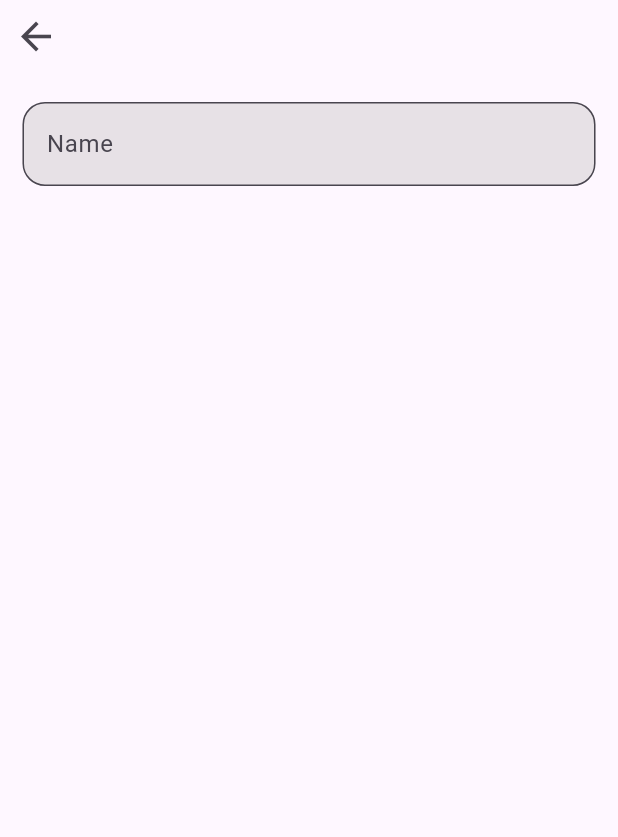
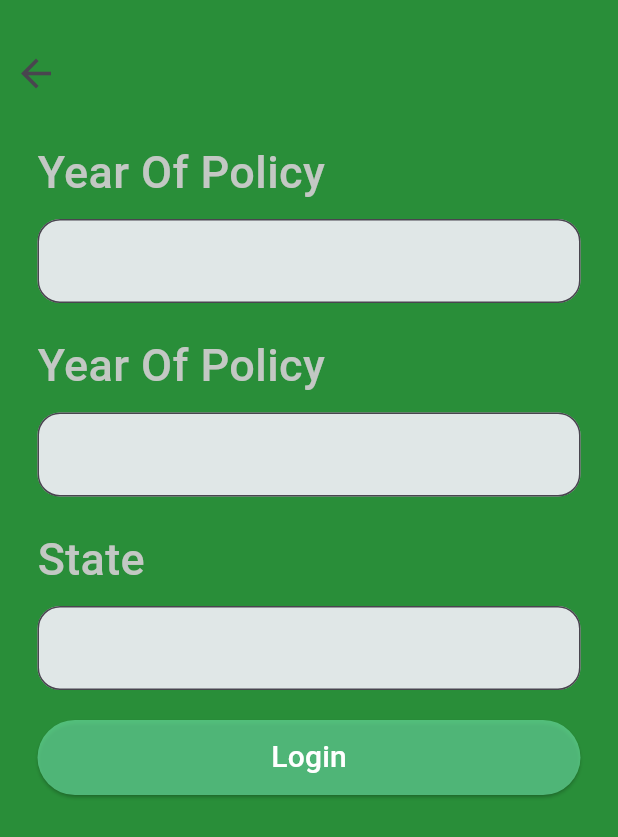
Before and after one commit to Gauravrai8287/first_application, a Flutter app: the domain_page screen opened directly, on a phone screen of 412 x 824 dp. Shown: the top 837 px of the screen. Run offline on Flutter 3.47's test engine with Material 3 defaults, Android fonts, the phone set to English and light mode, and no system bars.

Commit message:
domain page

```diff
--- a/lib/domain_page.dart
+++ b/lib/domain_page.dart
@@ -1,4 +1,5 @@
 import 'package:flutter/material.dart';
+
 class domain_page extends StatelessWidget {
   const domain_page({super.key});
 
@@ -6,42 +7,143 @@ class domain_page extends StatelessWidget {
   Widget build(BuildContext context) {
     return Scaffold(
       backgroundColor: Color.fromRGBO(41, 142, 57, 68),
-      body: Material(
-        child: Container(
-
-
+      body: Container(
         child: Column(
           children: [
+            SizedBox(
+              height: 25,
+            ),
             Row(
               children: [
-                  IconButton(onPressed: (){}, icon: Icon(Icons.arrow_back, size: 30,)),
+                IconButton(
+                    onPressed: () {
+                      Navigator.pop(context);
+                    },
+                    icon: Icon(
+                      Icons.arrow_back,
+                      size: 30,
+                    )),
               ],
             ),
-
             SizedBox(
               height: 20,
             ),
             Container(
-                          padding: EdgeInsets.only( left: 15,right: 15),
-                          child: TextField(
+                padding: EdgeInsets.only(left: 25, right: 25),
+                child: Column(
+                  children: [
+                    Row(children: [
+                      Text(
+                        'Year Of Policy',
+                        style: TextStyle(
+                            color: Color.fromRGBO(195, 200, 196, 1),
+                            fontSize: 30,
+                            fontWeight: FontWeight.w500),
+                      )
+                    ]),
+                    SizedBox(
+                      height: 10,
+                    ),
+                    TextField(
                       decoration: InputDecoration(
-                            hintText: 'Name',
-                            fillColor: Color.fromARGB(95, 193, 188, 188),
-                            filled:true,
-
-
+                          hintText: '  ',
+                          fillColor: Color.fromARGB(255, 224, 231, 231),
+                          filled: true,
                           border: OutlineInputBorder(
                             borderRadius: BorderRadius.circular(15),
-
-
+                          )),
+                    ),
+                  ],
+                )),
+            SizedBox(
+              height: 20,
+            ),
+            Container(
+                padding: EdgeInsets.only(left: 25, right: 25),
+                child: Column(
+                  children: [
+                    Row(children: [
+                      Text(
+                        'Year Of Policy',
+                        style: TextStyle(
+                            color: Color.fromRGBO(195, 200, 196, 1),
+                            fontSize: 30,
+                            fontWeight: FontWeight.w500),
                       )
+                    ]),
+                    SizedBox(
+                      height: 10,
+                    ),
+                    TextField(
+                      decoration: InputDecoration(
+                          hintText: '  ',
+                          fillColor: Color.fromARGB(255, 224, 231, 231),
+                          filled: true,
+                          border: OutlineInputBorder(
+                            borderRadius: BorderRadius.circular(15),
+                          )),
+                    ),
+                  ],
+                )),
+            SizedBox(
+              height: 20,
+            ),
+            Container(
+                padding: EdgeInsets.only(left: 25, right: 25),
+                child: Column(
+                  children: [
+                    Row(children: [
+                      Text(
+                        'State',
+                        style: TextStyle(
+                            color: Color.fromRGBO(195, 200, 196, 1),
+                            fontSize: 30,
+                            fontWeight: FontWeight.w500),
+                      )
+                    ]),
+                    SizedBox(
+                      height: 10,
+                    ),
+                    TextField(
+                      decoration: InputDecoration(
+                          hintText: '  ',
+                          fillColor: Color.fromARGB(255, 224, 231, 231),
+                          filled: true,
+                          border: OutlineInputBorder(
+                            borderRadius: BorderRadius.circular(15),
+                          )),
+                    ),
+                  ],
+                )),
+            SizedBox(
+              height: 20,
+            ),
+            Container(
+              margin: EdgeInsets.only(left: 25, right: 25),
+              height: 50,
+              child: SizedBox(
+                height: 35,
+                width: double.infinity,
+                child: ElevatedButton(
+                  onPressed: () {
+                    Navigator.pop(context);
+                  },
+                  child: Text(
+                    ' Login ',
+                    style: TextStyle(
+                        fontWeight: FontWeight.w500,
+                        fontSize: 20,
+                        color: Color.fromRGBO(255, 255, 255, 100)),
+                  ),
+                  style: ElevatedButton.styleFrom(
+                    backgroundColor: Color.fromRGBO(100, 213, 151, 0.706),
+                  ),
                 ),
               ),
             ),
           ],
         ),
       ),
-      ),
     );
   }
 }
```
Lines whose indentation alone changed are shown as unchanged.
